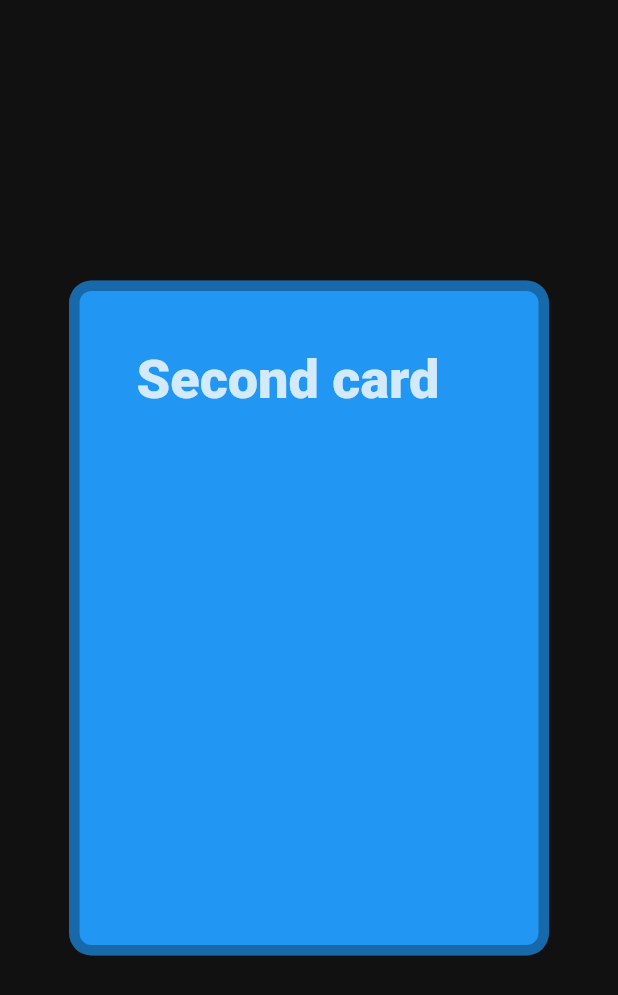
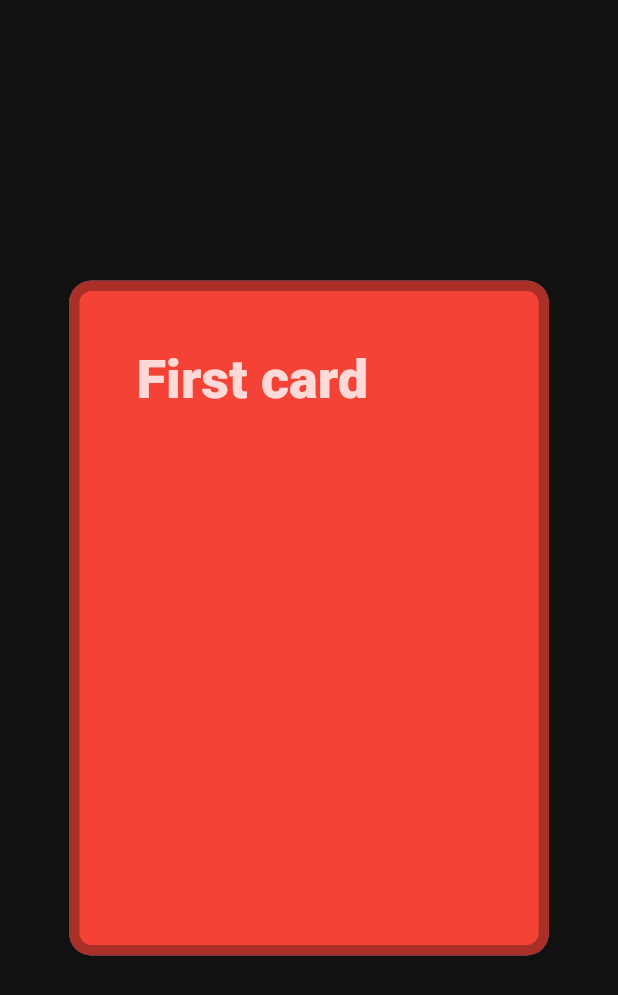
Before and after one commit to ninest/swipeable_card, a Flutter app: the ExampleRoute screen opened directly, on a phone screen of 412 x 824 dp. Shown: the top 995 px of the screen. Run offline on Flutter 3.47's test engine with Material 2 defaults, Android fonts, the phone set to English and light mode, and no system bars.

Commit message:
initial rewrite

```diff
--- a/example/lib/example_route.dart
+++ b/example/lib/example_route.dart
@@ -24,39 +24,45 @@ class _ExampleRouteState extends State<ExampleRoute> {
   @override
   Widget build(BuildContext context) {
     return Scaffold(
-      body: Stack(
+      body: Column(
         children: <Widget>[
-          // show next card
-          // if there are no next cards, show nothing
-          if (!(currentCardIndex + 1 >= cards.length))
-            Align(
-              alignment: Alignment.center,
-              child: cards[currentCardIndex + 1],
-            ),
-
-          // if (currentCardIndex < cards.length)
-            // SwipeableWidget(
-            //   // this value requires some trial and error to find
-            //   // (see limitations in README)
-            //   outsideScreenHorizontalValue: 8.0,
-            //   outsideScreenVerticalValue: 8.0,
-            //   enableVerticalSwiping: true,
-            //   child: cards[currentCardIndex],
-            //   // move to next card when top card is swiped away
-            //   onHorizontalSwipe: () => setState(() => currentCardIndex++),
-            //   onVerticalSwipe: () => setState(() => currentCardIndex++),
-            // )
-          // else
-          //   // if the deck is complete, add a button to reset deck
-          //   Align(
-          //     alignment: Alignment.center,
-          //     child: FlatButton(
-          //       child: Text("Reset deck"),
-          //       onPressed: () => setState(() => currentCardIndex = 0),
-          //     ),
-          //   ),
+          SwipeableWidget(
+            animationDuration: 700,
+            child: cards[currentCardIndex],
+            nextCards: <Widget>[
+              Align(
+                alignment: Alignment.center,
+                child: cards[currentCardIndex + 1],
+              ),
+            ],
+          ),
         ],
       ),
+      // body: Stack(
+      //   children: <Widget>[
+      //     // show next card
+      //     // if there are no next cards, show nothing
+      //     if (!(currentCardIndex + 1 >= cards.length))
+      //       Align(
+      //         alignment: Alignment.center,
+      //         child: cards[currentCardIndex + 1],
+      //       ),
+
+      //     if (currentCardIndex < cards.length)
+      //       SwipeableWidget(
+      //         child: cards[currentCardIndex],
+      //       )
+      //     else
+      //       // if the deck is complete, add a button to reset deck
+      //       Align(
+      //         alignment: Alignment.center,
+      //         child: FlatButton(
+      //           child: Text("Reset deck"),
+      //           onPressed: () => setState(() => currentCardIndex = 0),
+      //         ),
+      //       ),
+      //   ],
+      // ),
     );
   }
 }
--- a/example/lib/main.dart
+++ b/example/lib/main.dart
@@ -22,7 +22,7 @@ class MyApp extends StatelessWidget {
         scaffoldBackgroundColor: Color(0xFF111111),
       ),
       // home: ExampleRoute(),
-      home: ControllerExampleRoute(),
+      home: ExampleRoute(),
     );
   }
 }
--- /dev/null
+++ b/lib/src/swipeable.dart
@@ -0,0 +1,125 @@
+import 'package:flutter/material.dart';
+
+class SwipeableWidget extends StatefulWidget {
+  SwipeableWidget({
+    Key key,
+    this.animationDuration = 700,
+    this.horizontalThreshold = 3.0,
+    @required this.child,
+    this.nextCards,
+  }) : super(key: key);
+
+  final int animationDuration;
+
+  final double horizontalThreshold;
+
+  /// The child widget, which is swipeable
+  final Widget child;
+
+  final List<Widget> nextCards;
+
+  @override
+  _SwipeableWidgetState createState() => _SwipeableWidgetState();
+}
+
+class _SwipeableWidgetState extends State<SwipeableWidget>
+    with SingleTickerProviderStateMixin {
+  AnimationController _controller;
+  Alignment _childAlign;
+
+  @override
+  void initState() {
+    super.initState();
+
+    _controller = AnimationController(
+        duration: Duration(milliseconds: widget.animationDuration), vsync: this);
+    _controller.addListener(() => setState(() {}));
+
+    _controller.addStatusListener((AnimationStatus status) {
+      if (status == AnimationStatus.completed) {
+        print("status completed");
+        print(_childAlign);
+        setState(() {
+          _childAlign = Alignment.center;
+        });
+      }
+    });
+
+    // card alignment
+    _childAlign = Alignment.center;
+  }
+
+  @override
+  Widget build(BuildContext context) {
+    return Expanded(
+      child: Stack(
+        children: <Widget>[
+          ...widget.nextCards,
+          child(),
+          _controller.status != AnimationStatus.forward
+              ? SizedBox.expand(
+                  child: Container(
+                    // color: Colors.green,
+                    child: GestureDetector(
+                      onPanUpdate: (DragUpdateDetails details) {
+                        final screenWidth = MediaQuery.of(context).size.width;
+                        final screenHeight = MediaQuery.of(context).size.height;
+                        setState(() {
+                          _childAlign = Alignment(
+                            _childAlign.x + 8 * details.delta.dx / screenWidth,
+                            _childAlign.y + 10 * details.delta.dy / screenHeight,
+                          );
+                        });
+                      },
+                      onPanEnd: (_) {
+                        if (_childAlign.x > widget.horizontalThreshold ||
+                            _childAlign.x < -widget.horizontalThreshold) {
+                          animateCard();
+                        } else {
+                          setState(() {
+                            _childAlign = Alignment.center;
+                          });
+                        }
+                      },
+                    ),
+                  ),
+                )
+              : Container(),
+        ],
+      ),
+    );
+  }
+
+  void animateCard() {
+    _controller.stop();
+    _controller.value = 0.0;
+    _controller.forward();
+  }
+
+  Animation<Alignment> cardDismissAlignmentAnimation(
+          AnimationController controller, Alignment startAlign) =>
+      AlignmentTween(
+        begin: startAlign,
+        end: Alignment(
+          startAlign.x > 0 ? startAlign.x + 15.0 : startAlign.x - 15.0,
+          startAlign.y + 0.2,
+        ),
+      ).animate(
+        CurvedAnimation(
+          parent: controller,
+          curve: Interval(
+            0.0,
+            0.5,
+            curve: Curves.easeIn,
+          ),
+        ),
+      );
+
+  Widget child() => Align(
+        alignment: _controller.status == AnimationStatus.forward //
+            ? cardDismissAlignmentAnimation(_controller, _childAlign).value
+            : _childAlign,
+        // alignment: _childAlign,
+        child: widget.child,
+      );
+}
```
Also changed, not shown: 1 other file.
